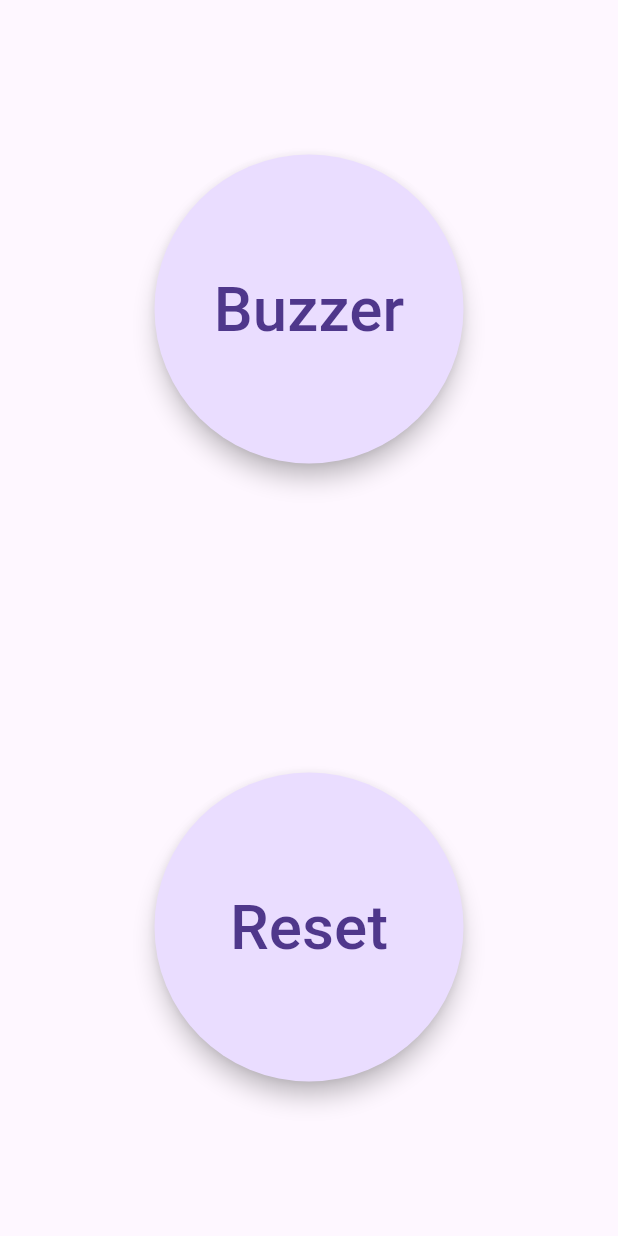
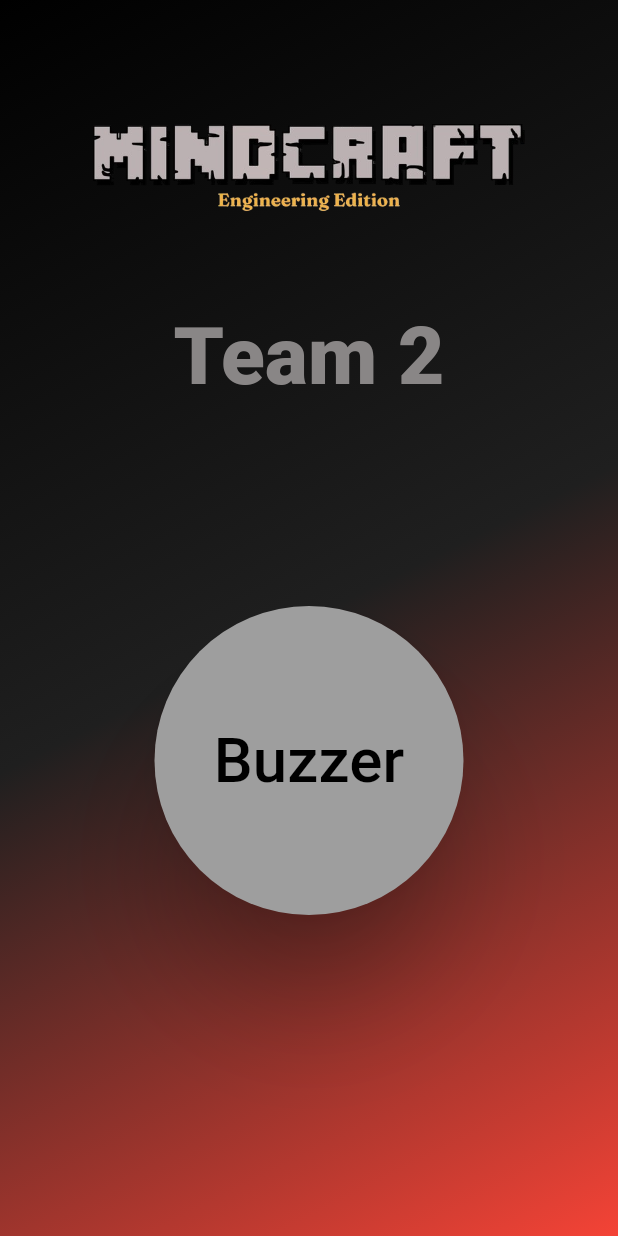
Before and after one commit to TheBenedict09/Buzzer, a Flutter app: the screen it shows after launch, after a tap on "Buzzer", on a phone screen of 412 x 824 dp. Run offline on Flutter 3.47's test engine with Material 3 defaults, Android fonts, the light colour scheme and no system bars; our stand-ins replace assets_audio_player, cloud_firestore, firebase_core; accounts and stored records are empty.

Commit message:
v0.0.1(Team 2)

```diff
--- a/lib/buzzer.dart
+++ b/lib/buzzer.dart
@@ -1,81 +1,76 @@
 import 'package:flutter/material.dart';
-import 'package:cloud_firestore/cloud_firestore.dart';
+import 'package:assets_audio_player/assets_audio_player.dart';
 
 class Buzzer extends StatefulWidget {
-  const Buzzer({Key? key}) : super(key: key);
+  final bool isBuzzerActive;
+  final int startTime;
+  final String userId;
+  final Future<void> Function(
+    int endTime,
+  ) updateBuzzerStatus;
+
+  const Buzzer({
+    Key? key,
+    required this.isBuzzerActive,
+    required this.startTime,
+    required this.userId,
+    required this.updateBuzzerStatus,
+  }) : super(key: key);
 
   @override
   State<Buzzer> createState() => _BuzzerState();
 }
 
 class _BuzzerState extends State<Buzzer> {
-  final _firestore = FirebaseFirestore.instance;
-  bool _isBuzzerActive = false;
+  final AssetsAudioPlayer _assetsAudioPlayer = AssetsAudioPlayer();
+  int endTime = 0;
+  bool _isLastPressed = false;
 
   @override
-  void initState() {
-    super.initState();
-    _firestore
-        .collection('buzzer_data')
-        .doc('data')
-        .snapshots()
-        .listen((snapshot) {
-      final data = snapshot.data();
-      setState(() {
-        _isBuzzerActive = data?['onPressed'] ?? false;
-      });
-    });
+  void dispose() {
+    _assetsAudioPlayer.dispose();
+    super.dispose();
+  }
+
+  Future<void> _playBuzzerSound() async {
+    try {
+      await _assetsAudioPlayer.open(
+        Audio('assets/mp3/buzzer.mp3'),
+        autoStart: true,
+      );
+    } catch (e) {
+      print("Error playing buzzer sound: $e");
+    }
   }
 
   @override
   Widget build(BuildContext context) {
-    return Column(
-      mainAxisAlignment: MainAxisAlignment.center,
-      children: [
-        SizedBox(
+    return SizedBox(
       width: MediaQuery.sizeOf(context).width * 0.5,
       height: MediaQuery.sizeOf(context).height * 0.5,
       child: FloatingActionButton(
+        backgroundColor: !widget.isBuzzerActive && !_isLastPressed
+            ? Color.fromARGB(255, 237, 63, 60)
+            : Colors.grey, // Gray out the button when disabled
+        elevation: 30,
+        splashColor: Colors.red,
         shape: const CircleBorder(),
-            onPressed: !_isBuzzerActive
+        onPressed: !widget.isBuzzerActive && !_isLastPressed
             ? () async {
-                    await _firestore
-                        .collection('buzzer_data')
-                        .doc('data')
-                        .update(
-                      {'onPressed': true},
+                endTime = DateTime.now().millisecondsSinceEpoch;
+                await widget.updateBuzzerStatus(
+                  endTime,
                 );
+                await _playBuzzerSound(); // Play the buzzer sound
               }
             : null,
         child: Text(
           'Buzzer',
-              style:
-                  TextStyle(fontSize: MediaQuery.sizeOf(context).width * 0.1),
+          style: TextStyle(
+              fontSize: MediaQuery.sizeOf(context).width * 0.1,
+              color: Colors.black),
         ),
       ),
-        ),
-        // SizedBox(
-        // height: MediaQuery.sizeOf(context).height * 0.01,
-        // ),
-        SizedBox(
-          width: MediaQuery.sizeOf(context).width * 0.5,
-          height: MediaQuery.sizeOf(context).height * 0.5,
-          child: FloatingActionButton(
-            shape: const CircleBorder(),
-            onPressed: () async {
-              await _firestore.collection('buzzer_data').doc('data').update(
-                {'onPressed': false},
-              );
-            },
-            child: Text(
-              'Reset',
-              style: TextStyle(
-                fontSize: MediaQuery.sizeOf(context).width * 0.1,
-              ),
-            ),
-          ),
-        ),
-      ],
     );
   }
 }
--- a/lib/main.dart
+++ b/lib/main.dart
@@ -1,5 +1,6 @@
 import 'package:buzzer2/buzzer.dart';
 import 'package:firebase_core/firebase_core.dart';
+import 'package:cloud_firestore/cloud_firestore.dart';
 import 'package:flutter/material.dart';
 
 Future<void> main() async {
@@ -8,16 +9,101 @@ Future<void> main() async {
   runApp(const MyApp());
 }
 
-class MyApp extends StatelessWidget {
+class MyApp extends StatefulWidget {
   const MyApp({super.key});
 
   @override
+  _MyAppState createState() => _MyAppState();
+}
+
+class _MyAppState extends State<MyApp> {
+  final FirebaseFirestore _firestore = FirebaseFirestore.instance;
+  bool _isBuzzerActive = false;
+  int startTime = 0;
+  final String userId = "Team2"; // Using Team1
+  String lastUID =
+      "null"; // Properly naming the variable instead of ColorChanging
+
+  @override
+  void initState() {
+    super.initState();
+    _listenToBuzzerData();
+  }
+
+  Future<void> _listenToBuzzerData() async {
+    _firestore.collection('buzzer_data').doc('data').snapshots().listen(
+      (snapshot) {
+        final data = snapshot.data();
+        if (data != null) {
+          setState(() {
+            _isBuzzerActive = data['onPressed'] ?? false;
+            startTime = data['startTime'] ?? 0;
+            lastUID = data['lastUID'] ?? "null"; // Updating lastUID properly
+          });
+        }
+      },
+    );
+  }
+
+  Future<void> updateBuzzerStatus(int endTime) async {
+    await _firestore.collection('buzzer_data').doc('data').update({
+      'onPressed': true,
+      'lastUID': "Team2", // This will now store 'Team1'
+      'endTeam2': endTime, // Storing endTime for Team1
+    });
+    Future.delayed(Duration(milliseconds: 5));
+  }
+
+  @override
   Widget build(BuildContext context) {
-    return const MaterialApp(
+    return MaterialApp(
       debugShowCheckedModeBanner: false,
       home: Scaffold(
-        body: Center(
-          child: Buzzer(),
+        body: Container(
+          decoration: BoxDecoration(
+            gradient: LinearGradient(
+              begin: Alignment.topLeft,
+              end: Alignment.bottomRight,
+              colors: [
+                Colors.black,
+                const Color.fromRGBO(31, 31, 31, 1),
+                _isBuzzerActive && lastUID == "Team2"
+                    ? Colors
+                        .red // Set the background to red if this team pressed
+                    : _isBuzzerActive
+                        ? Colors
+                            .grey // Set the background to grey if other team pressed
+                        : Colors.lightGreen, // Set to green initially
+              ],
+            ),
+          ),
+          child: Center(
+            child: Column(
+              children: [
+                SizedBox(height: MediaQuery.sizeOf(context).height * 0.1),
+                Image.asset(
+                  'assets/images/mindcraft.png',
+                  width: MediaQuery.sizeOf(context).width * 0.7,
+                ),
+                SizedBox(height: MediaQuery.sizeOf(context).height * 0.06),
+                Text(
+                  "Team 2", // Displaying the team name
+                  style: TextStyle(
+                      color: const Color.fromARGB(255, 137, 134, 134),
+                      fontWeight: FontWeight.w900,
+                      fontSize: MediaQuery.sizeOf(context).width * 0.13),
+                ),
+                SizedBox(height: MediaQuery.sizeOf(context).height * 0.03),
+                // Pass the necessary data to the Buzzer widget
+                Buzzer(
+                  isBuzzerActive: _isBuzzerActive,
+                  startTime: startTime,
+                  userId: userId,
+                  updateBuzzerStatus: updateBuzzerStatus,
+                ),
+              ],
+            ),
+          ),
         ),
       ),
     );
```
Also changed, not shown: pubspec.yaml (+6 -3 lines), assets/images/mindcraft.png (added), pubspec.lock, 4 other files. Lines whose indentation alone changed are shown as unchanged.
